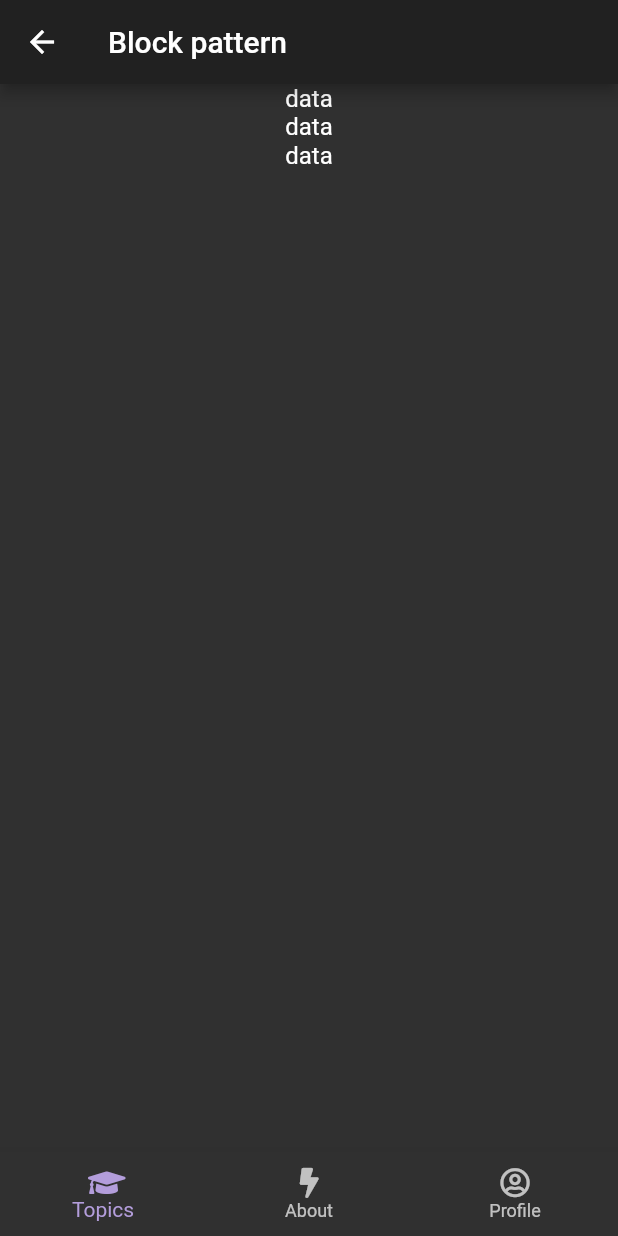
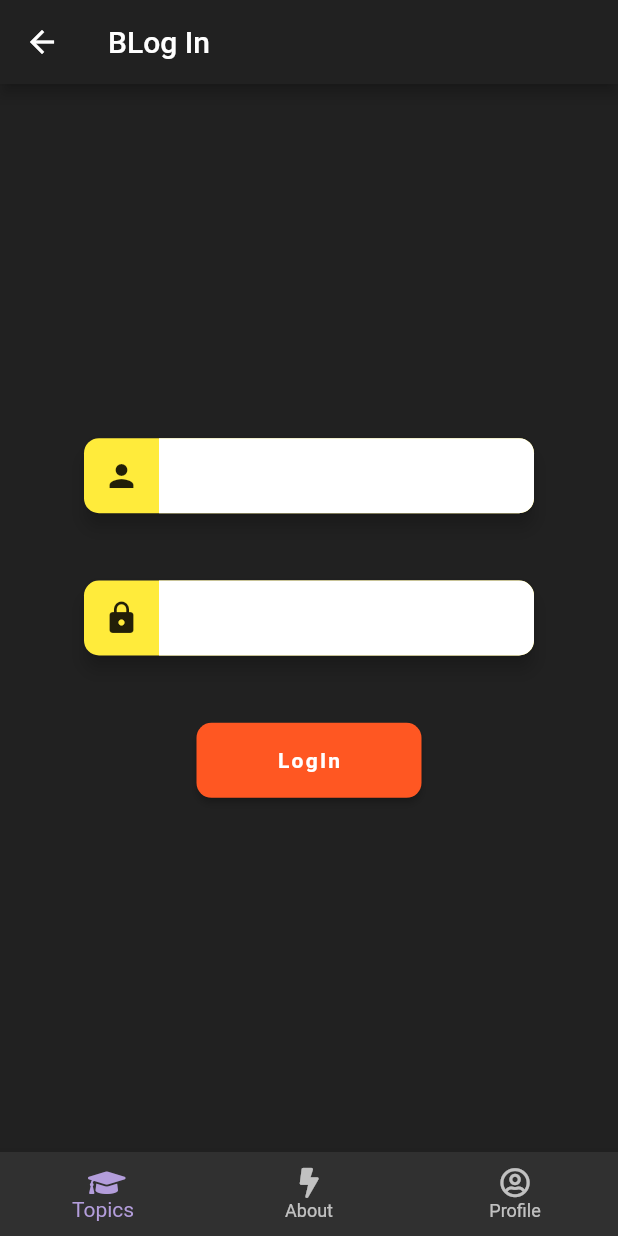
Before and after one commit to kharddie/Flutter-BL0C-Pattern, a Flutter app: the LoginScreen screen opened by its route, on a phone screen of 412 x 824 dp. Run offline on Flutter 3.47's test engine with Material 2 defaults, Android fonts, the phone set to English and light mode, and no system bars; our stand-ins replace font_awesome_flutter; Roboto replaces fonts that are missing (Nunito).

```diff
--- a/lib/LoginScreen.dart
+++ /dev/null
@@ -1,26 +0,0 @@
-import 'package:flutter/material.dart';
-import 'package:flutter_bloc_pattern/shared/bottom_nav.dart';
-
-class LoginScreen extends StatelessWidget {
-  const LoginScreen({Key key}) : super(key: key);
-
-  @override
-  Widget build(BuildContext context) {
-    return Scaffold(
-      appBar: AppBar(
-        actions: [],
-        title: Title(color: Colors.pink[100], child: Text("Block pattern")),
-      ),
-      body: Center(
-        child: Column(
-          children: <Widget>[
-            Text("data"),
-            Text("data"),
-            Text("data"),
-          ],
-        ),
-      ),
-      bottomNavigationBar: AppBottomNav(),
-    );
-  }
-}
--- /dev/null
+++ b/lib/Login_screen.dart
@@ -0,0 +1,58 @@
+import 'package:flutter/material.dart';
+import 'package:flutter_bloc_pattern/shared/bottom_nav.dart';
+import 'package:flutter_bloc_pattern/ui/custom_input_field.dart';
+
+class LoginScreen extends StatelessWidget {
+  const LoginScreen({Key key}) : super(key: key);
+
+  @override
+  Widget build(BuildContext context) {
+    return Scaffold(
+      appBar: AppBar(
+        actions: [],
+        title: Title(color: Colors.pink[100], child: Text("BLog In")),
+      ),
+      body: Container(
+        color: Theme.of(context).primaryColor,
+        width: MediaQuery.of(context).size.width,
+        height: MediaQuery.of(context).size.height,
+        child: Center(
+          child: Container(
+            color: Theme.of(context).primaryColor,
+            width: (MediaQuery.of(context).size.width),
+            height: (MediaQuery.of(context).size.height * .4),
+            child: Column(
+              mainAxisAlignment: MainAxisAlignment.spaceEvenly,
+              children: <Widget>[
+                CustomInputField(
+                    Icon(
+                      Icons.person,
+                      color: Colors.black87,
+                    ),
+                    "User name"),
+                CustomInputField(
+                    Icon(
+                      Icons.lock,
+                      color: Colors.black87,
+                    ),
+                    "Password"),
+                Container(
+                  width: 150,
+                  height: 50,
+                  child: RaisedButton(
+                      onPressed: () => null,
+                      color: Colors.deepOrange,
+                      textColor: Colors.white,
+                      shape: RoundedRectangleBorder(
+                          borderRadius: BorderRadius.all(Radius.circular(10))),
+                      child: Text("LogIn")),
+                ),
+              ],
+            ),
+          ),
+        ),
+      ),
+      bottomNavigationBar: AppBottomNav(),
+    );
+  }
+}
--- a/lib/home_page.dart
+++ b/lib/home_page.dart
@@ -33,9 +33,9 @@ class HomePage extends StatelessWidget {
               onTap: () => Navigator.pushNamed(context, 'bloc_pattern'),
             ),
             ListTile(
-              leading: Icon(Icons.settings),
-              title: Text('Settings'),
-            ),
+                leading: Icon(Icons.verified_user),
+                title: Text('logIn'),
+                onTap: () => Navigator.pushNamed(context, 'login')),
           ],
         ),
       ),
--- a/lib/main.dart
+++ b/lib/main.dart
@@ -1,5 +1,5 @@
 import 'package:flutter/material.dart';
-import 'package:flutter_bloc_pattern/LoginScreen.dart';
+import 'package:flutter_bloc_pattern/Login_screen.dart';
 import 'package:flutter_bloc_pattern/bloc_pattern.dart';
 import 'package:flutter_bloc_pattern/home_page.dart';
 
@@ -12,7 +12,7 @@ class MyApp extends StatelessWidget {
   Widget build(BuildContext context) {
     return MaterialApp(
       routes: {
-        'Login': (content) => LoginScreen(),
+        'login': (content) => LoginScreen(),
         'bloc_pattern': (content) => BlocPattern(),
       },
       theme: ThemeData(
--- /dev/null
+++ b/lib/ui/custom_input_field.dart
@@ -0,0 +1,56 @@
+import 'package:flutter/material.dart';
+
+class CustomInputField extends StatelessWidget {
+  final Icon _fieldIcon;
+  final String _hintText;
+  CustomInputField(this._fieldIcon, this._hintText);
+
+  @override
+  Widget build(BuildContext context) {
+    return Container(
+      width: 300,
+      height: 50,
+      child: Material(
+          elevation: 5.0,
+          borderRadius: BorderRadius.all(Radius.circular(10.0)),
+          color: Colors.yellow,
+          child: Row(
+            mainAxisAlignment: MainAxisAlignment.spaceBetween,
+            children: [
+              Container(
+                width: 50.0,
+                child: Center(
+                  child: _fieldIcon,
+                ),
+              ),
+              Container(
+                decoration: BoxDecoration(
+                  color: Colors.white,
+                  borderRadius: BorderRadius.only(
+                    topRight: Radius.circular(10.0),
+                    bottomRight: Radius.circular(10.0),
+                  ),
+                ),
+                width: 250,
+                child: Padding(
+                  padding: const EdgeInsets.all(8.0),
+                  child: TextField(
+                    textAlign: TextAlign.center,
+                    style: TextStyle(
+                      fontSize: 20.0,
+                      color: Colors.black87,
+                    ),
+                    decoration: InputDecoration(
+                      border: InputBorder.none,
+                      hintText: _hintText,
+                      fillColor: Colors.white,
+                      filled: true,
+                    ),
+                  ),
+                ),
+              ),
+            ],
+          )),
+    );
+  }
+}
```
